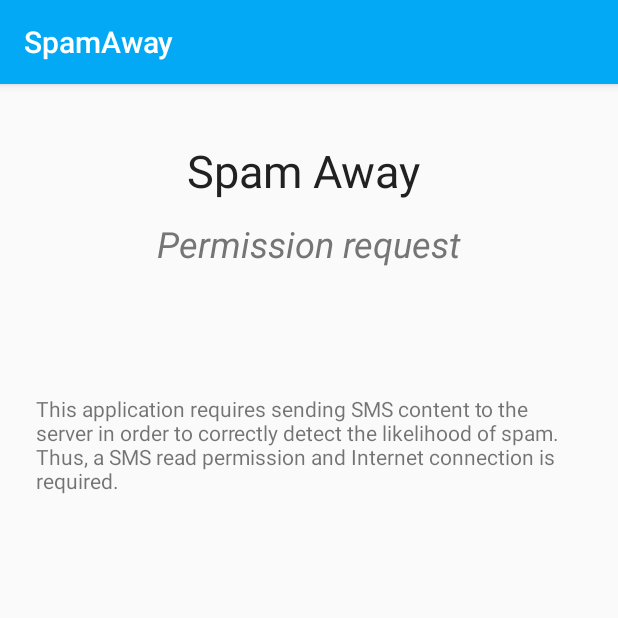
After one commit to rkoconpwr/spamaway_android, an Android app: the PermissionActivity screen opened directly, with no data from a screen before it, on a phone screen of 412 x 824 dp, the top half of it. The commit adds this screen. Run offline under Robolectric (Android 15) with nearby library versions, the phone set to English and light mode, and no system bars.

```diff
--- a/app/src/main/AndroidManifest.xml
+++ b/app/src/main/AndroidManifest.xml
@@ -9,6 +9,7 @@
         android:roundIcon="@mipmap/ic_launcher_round"
         android:supportsRtl="true"
         android:theme="@style/AppTheme">
+        <activity android:name=".activities.PermissionActivity"></activity>
         <activity
             android:name=".activities.SmsListActivity"
             android:label="@string/app_name">
@@ -18,14 +19,17 @@
                 <category android:name="android.intent.category.LAUNCHER" />
             </intent-filter>
         </activity>
+
         <receiver android:name=".services.SmsReceiver">
             <intent-filter android:priority="2147483647">
                 <action android:name="android.provider.Telephony.SMS_RECEIVED" />
+
                 <category android:name="android.intent.category.DEFAULT" />
             </intent-filter>
         </receiver>
     </application>
-    <uses-permission android:name="android.permission.INTERNET" />
     <uses-permission android:name="android.permission.RECEIVE_SMS" />
 
+    <uses-permission android:name="android.permission.INTERNET" />
+
 </manifest>
--- /dev/null
+++ b/app/src/main/java/com/koconr/smspam/activities/PermissionActivity.java
@@ -0,0 +1,16 @@
+package com.koconr.smspam.activities;
+
+
+import android.os.Bundle;
+import android.support.v7.app.AppCompatActivity;
+
+import com.koconr.smspam.R;
+
+public class PermissionActivity extends AppCompatActivity {
+
+    @Override
+    protected void onCreate(Bundle savedInstanceState) {
+        super.onCreate(savedInstanceState);
+        setContentView(R.layout.activity_permission);
+    }
+}
--- /dev/null
+++ b/app/src/main/res/layout/activity_permission.xml
@@ -0,0 +1,53 @@
+<?xml version="1.0" encoding="utf-8"?>
+<android.support.constraint.ConstraintLayout xmlns:android="http://schemas.android.com/apk/res/android"
+    xmlns:app="http://schemas.android.com/apk/res-auto"
+    xmlns:tools="http://schemas.android.com/tools"
+    android:id="@+id/linearLayout"
+    android:layout_width="match_parent"
+    android:layout_height="match_parent"
+    tools:context=".activities.PermissionActivity">
+
+    <TextView
+        android:id="@+id/permissionTextView1"
+        android:layout_width="wrap_content"
+        android:layout_height="wrap_content"
+        android:layout_marginStart="12dp"
+        android:layout_marginTop="37dp"
+        android:layout_marginEnd="12dp"
+        android:text="Spam Away "
+        android:textAppearance="@style/TextAppearance.AppCompat.Large"
+        android:textColor="@color/textColorPrimary"
+        android:textSize="30sp"
+        app:layout_constraintEnd_toEndOf="parent"
+        app:layout_constraintStart_toStartOf="parent"
+        app:layout_constraintTop_toTopOf="parent" />
+
+    <TextView
+        android:id="@+id/permissionTextView"
+        android:layout_width="wrap_content"
+        android:layout_height="wrap_content"
+        android:layout_marginStart="12dp"
+        android:layout_marginTop="12dp"
+        android:layout_marginEnd="12dp"
+        android:text="Permission request"
+        android:textColor="@color/textColorSecondary"
+        android:textSize="24sp"
+        android:textStyle="italic"
+        app:layout_constraintEnd_toEndOf="parent"
+        app:layout_constraintStart_toStartOf="parent"
+        app:layout_constraintTop_toBottomOf="@+id/permissionTextView1" />
+
+    <TextView
+        android:id="@+id/textView2"
+        android:layout_width="0dp"
+        android:layout_height="wrap_content"
+        android:layout_marginStart="24dp"
+        android:layout_marginTop="84dp"
+        android:layout_marginEnd="24dp"
+        android:text="This application requires sending SMS content to the server in order to correctly detect the likelihood of spam. Thus, a SMS read permission and Internet connection is required. "
+        android:textAlignment="viewStart"
+        android:textAllCaps="false"
+        app:layout_constraintEnd_toEndOf="parent"
+        app:layout_constraintStart_toStartOf="parent"
+        app:layout_constraintTop_toBottomOf="@+id/permissionTextView" />
+</android.support.constraint.ConstraintLayout>
--- a/app/src/main/res/values/strings.xml
+++ b/app/src/main/res/values/strings.xml
@@ -1,5 +1,5 @@
 <resources>
-    <string name="app_name">SMSpam</string>
+    <string name="app_name">SpamAway</string>
     <string name="action_settings">Settings</string>
     <string name="not_spam">Report mistake</string>
     <string name="spam">Confirm spam</string>
```
Also changed, not shown: app/src/main/res/mipmap-hdpi/ic_launcher.png, app/src/main/res/mipmap-mdpi/ic_launcher.png, app/src/main/res/mipmap-xhdpi/ic_launcher.png, app/src/main/res/mipmap-xxhdpi/ic_launcher.png, app/src/main/res/mipmap-xxxhdpi/ic_launcher.png.
